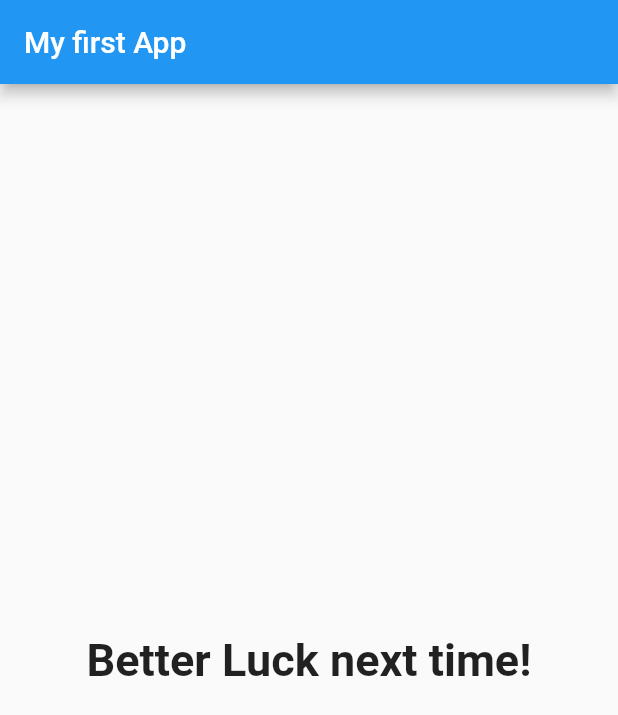
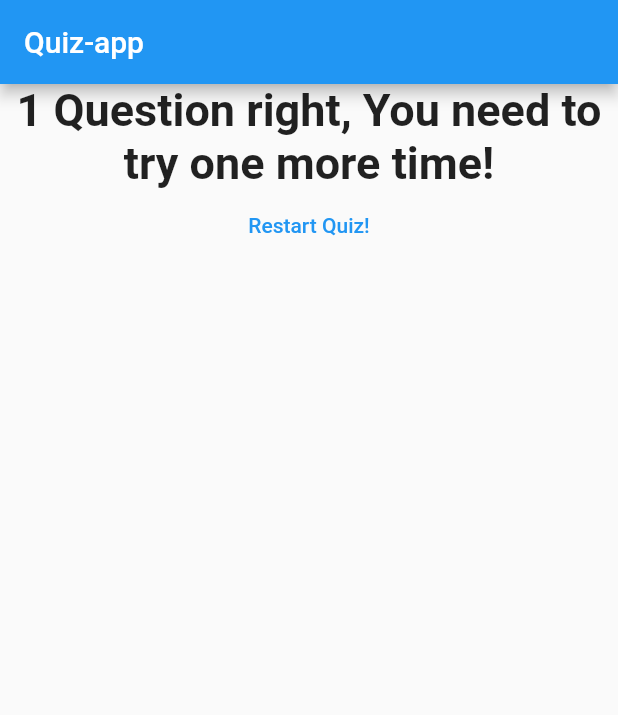
Before and after one commit to HemantSrivastava01/First-app, a Flutter app: the screen it shows after launch, after a tap on "1757", after a tap on "Babar and Humayun", after a tap on "10th Century AD", on a phone screen of 412 x 824 dp. Shown: the top 715 px of the screen. Run offline on Flutter 3.47's test engine with Material 2 defaults, Android fonts, the phone set to English and light mode, and no system bars.

Commit message:
Resetting Quiz

```diff
--- a/lib/main.dart
+++ b/lib/main.dart
@@ -19,7 +19,7 @@ class MyAppState extends State<MyApp> {
     {
       'questionText': 'The Battle of Plassey was fought in ?',
       'answers': [
-        {'text': '1757', 'score': 1},
+        {'text': '1757', 'score': 10},
         {'text': '1782', 'score': 0},
         {'text': '1748', 'score': 0},
         {'text': '1764', 'score': 0}
@@ -48,6 +48,12 @@ class MyAppState extends State<MyApp> {
   ];
   var questionIndex = 0;
   var totalScore = 0;
+  void resetQuiz() {
+    setState(() {
+      questionIndex = 0;
+      totalScore = 0;
+    });
+  }
 
   void answerQuestion(int score) {
     totalScore = totalScore + score;
@@ -67,7 +73,7 @@ class MyAppState extends State<MyApp> {
     return MaterialApp(
       home: Scaffold(
         appBar: AppBar(
-          title: Text('My first App'),
+          title: Text('Quiz-app'),
         ),
         body: questionIndex < questions.length
             ? Quiz(
@@ -75,7 +81,7 @@ class MyAppState extends State<MyApp> {
                 questionIndex: questionIndex,
                 questions: questions,
               )
-            : Result(totalScore),
+            : Result(totalScore, resetQuiz),
       ),
     );
   }
--- a/lib/result.dart
+++ b/lib/result.dart
@@ -2,15 +2,16 @@ import 'package:flutter/material.dart';
 
 class Result extends StatelessWidget {
   final int resultScore;
-  Result(this.resultScore);
+  final Function resetHandler;
+  Result(this.resultScore, this.resetHandler);
   String get resultPhrase {
     String resultText;
     if (resultScore == 30) {
       resultText = 'You got every answer right';
     } else if (resultScore == 20) {
-      resultText = 'Good Score!';
+      resultText = '2 Question right, Good Score!';
     } else if (resultScore == 10) {
-      resultText = 'You need to try one more time!';
+      resultText = '1 Question right, You need to try one more time!';
     } else {
       resultText = 'Better Luck next time!';
     }
@@ -20,11 +21,19 @@ class Result extends StatelessWidget {
   @override
   Widget build(BuildContext context) {
     return Center(
-      child: Text(
-        resultPhrase,
-        style: TextStyle(fontSize: 30, fontWeight: FontWeight.bold),
-        textAlign: TextAlign.center,
-      ),
-    );
+        child: Column(
+      children: <Widget>[
+        Text(
+          resultPhrase,
+          style: TextStyle(fontSize: 30, fontWeight: FontWeight.bold),
+          textAlign: TextAlign.center,
+        ),
+        FlatButton(
+          child: Text('Restart Quiz!'),
+          textColor: Colors.blue,
+          onPressed: resetHandler,
+        ),
+      ],
+    ));
   }
 }
```
